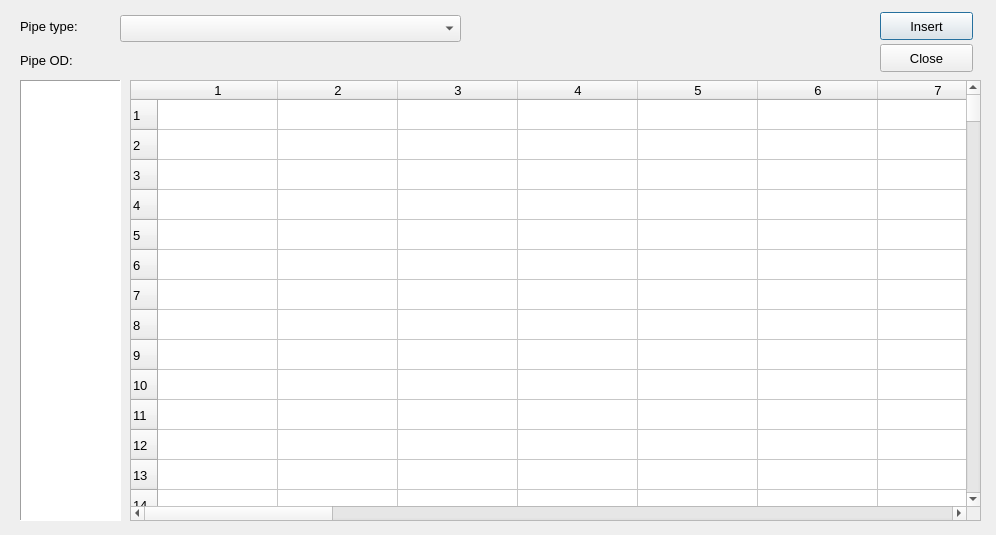
Above: TubularDatabase_Vst.ui from Ivanfdezr/CentralSoftware before the change. Below: the same form after it.
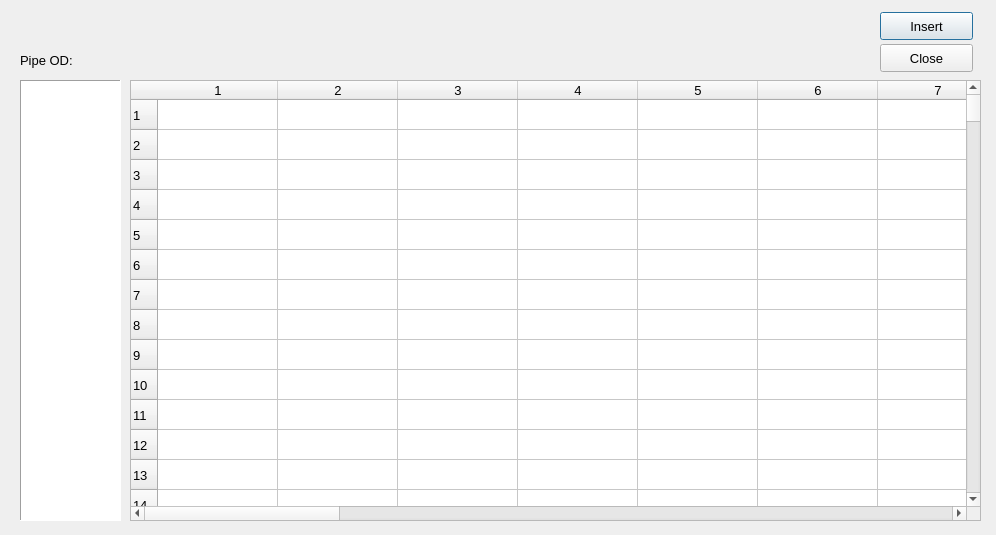
That is the form after the change.

The edit to the form file:
```diff
--- a/TubularDatabase_Vst.ui
+++ b/TubularDatabase_Vst.ui
@@ -18,34 +18,6 @@
   <property name="windowTitle">
    <string>Tubular Database</string>
   </property>
-  <widget class="QLabel" name="TDBPipes_label">
-   <property name="geometry">
-    <rect>
-     <x>20</x>
-     <y>16</y>
-     <width>81</width>
-     <height>20</height>
-    </rect>
-   </property>
-   <property name="font">
-    <font>
-     <pointsize>10</pointsize>
-    </font>
-   </property>
-   <property name="text">
-    <string>Pipe type:</string>
-   </property>
-  </widget>
-  <widget class="QComboBox" name="TDBPipes_comboBox">
-   <property name="geometry">
-    <rect>
-     <x>120</x>
-     <y>15</y>
-     <width>341</width>
-     <height>27</height>
-    </rect>
-   </property>
-  </widget>
   <widget class="QLabel" name="TDBPipeOD_label">
    <property name="geometry">
     <rect>
@@ -129,7 +101,7 @@
     <number>200</number>
    </property>
    <property name="columnCount">
-    <number>29</number>
+    <number>28</number>
    </property>
    <attribute name="horizontalHeaderCascadingSectionResizes">
     <bool>false</bool>
@@ -374,7 +346,6 @@
    <column/>
    <column/>
    <column/>
-   <column/>
   </widget>
  </widget>
  <resources/>
```
